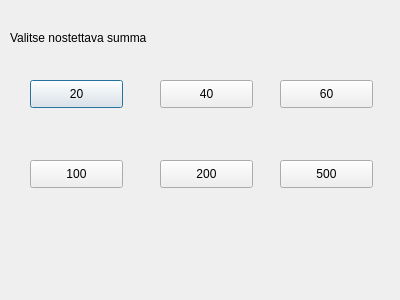
The window that bankautomat/nosto.ui (bank-2022/group9) describes before a commit, drawn with Qt 5.
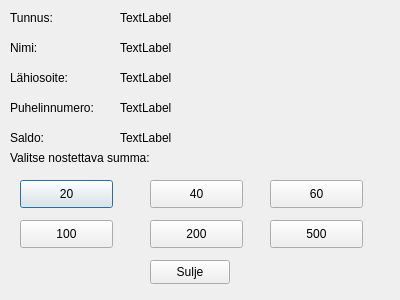
The same window after the commit.

The edit to the form file:
```diff
--- a/bankautomat/nosto.ui
+++ b/bankautomat/nosto.ui
@@ -17,20 +17,20 @@
    <property name="geometry">
     <rect>
      <x>10</x>
-     <y>30</y>
+     <y>150</y>
      <width>171</width>
      <height>16</height>
     </rect>
    </property>
    <property name="text">
-    <string>Valitse nostettava summa</string>
+    <string>Valitse nostettava summa:</string>
    </property>
   </widget>
   <widget class="QPushButton" name="btn20">
    <property name="geometry">
     <rect>
-     <x>30</x>
-     <y>80</y>
+     <x>20</x>
+     <y>180</y>
      <width>93</width>
      <height>28</height>
     </rect>
@@ -42,8 +42,8 @@
   <widget class="QPushButton" name="btn40">
    <property name="geometry">
     <rect>
-     <x>160</x>
-     <y>80</y>
+     <x>150</x>
+     <y>180</y>
      <width>93</width>
      <height>28</height>
     </rect>
@@ -55,8 +55,8 @@
   <widget class="QPushButton" name="btn60">
    <property name="geometry">
     <rect>
-     <x>280</x>
-     <y>80</y>
+     <x>270</x>
+     <y>180</y>
      <width>93</width>
      <height>28</height>
     </rect>
@@ -68,8 +68,8 @@
   <widget class="QPushButton" name="btn100">
    <property name="geometry">
     <rect>
-     <x>30</x>
-     <y>160</y>
+     <x>20</x>
+     <y>220</y>
      <width>93</width>
      <height>28</height>
     </rect>
@@ -81,8 +81,8 @@
   <widget class="QPushButton" name="btn200">
    <property name="geometry">
     <rect>
-     <x>160</x>
-     <y>160</y>
+     <x>150</x>
+     <y>220</y>
      <width>93</width>
      <height>28</height>
     </rect>
@@ -94,8 +94,8 @@
   <widget class="QPushButton" name="btn500">
    <property name="geometry">
     <rect>
-     <x>280</x>
-     <y>160</y>
+     <x>270</x>
+     <y>220</y>
      <width>93</width>
      <height>28</height>
     </rect>
@@ -104,6 +104,149 @@
     <string>500</string>
    </property>
   </widget>
+  <widget class="QPushButton" name="btnSulje">
+   <property name="geometry">
+    <rect>
+     <x>150</x>
+     <y>260</y>
+     <width>80</width>
+     <height>24</height>
+    </rect>
+   </property>
+   <property name="text">
+    <string>Sulje</string>
+   </property>
+  </widget>
+  <widget class="QLabel" name="labelOsoite">
+   <property name="geometry">
+    <rect>
+     <x>120</x>
+     <y>70</y>
+     <width>251</width>
+     <height>16</height>
+    </rect>
+   </property>
+   <property name="text">
+    <string>TextLabel</string>
+   </property>
+  </widget>
+  <widget class="QLabel" name="label_2">
+   <property name="geometry">
+    <rect>
+     <x>10</x>
+     <y>10</y>
+     <width>49</width>
+     <height>16</height>
+    </rect>
+   </property>
+   <property name="text">
+    <string>Tunnus:</string>
+   </property>
+  </widget>
+  <widget class="QLabel" name="label_5">
+   <property name="geometry">
+    <rect>
+     <x>10</x>
+     <y>130</y>
+     <width>91</width>
+     <height>16</height>
+    </rect>
+   </property>
+   <property name="text">
+    <string>Saldo:</string>
+   </property>
+  </widget>
+  <widget class="QLabel" name="labelPuhelin">
+   <property name="geometry">
+    <rect>
+     <x>120</x>
+     <y>100</y>
+     <width>251</width>
+     <height>16</height>
+    </rect>
+   </property>
+   <property name="text">
+    <string>TextLabel</string>
+   </property>
+  </widget>
+  <widget class="QLabel" name="labelNimi">
+   <property name="geometry">
+    <rect>
+     <x>120</x>
+     <y>40</y>
+     <width>251</width>
+     <height>16</height>
+    </rect>
+   </property>
+   <property name="text">
+    <string>TextLabel</string>
+   </property>
+  </widget>
+  <widget class="QLabel" name="labelTunnus">
+   <property name="geometry">
+    <rect>
+     <x>120</x>
+     <y>10</y>
+     <width>251</width>
+     <height>16</height>
+    </rect>
+   </property>
+   <property name="text">
+    <string>TextLabel</string>
+   </property>
+  </widget>
+  <widget class="QLabel" name="label_4">
+   <property name="geometry">
+    <rect>
+     <x>10</x>
+     <y>100</y>
+     <width>91</width>
+     <height>16</height>
+    </rect>
+   </property>
+   <property name="text">
+    <string>Puhelinnumero:</string>
+   </property>
+  </widget>
+  <widget class="QLabel" name="label_3">
+   <property name="geometry">
+    <rect>
+     <x>10</x>
+     <y>70</y>
+     <width>61</width>
+     <height>16</height>
+    </rect>
+   </property>
+   <property name="text">
+    <string>Lähiosoite:</string>
+   </property>
+  </widget>
+  <widget class="QLabel" name="labelSaldo">
+   <property name="geometry">
+    <rect>
+     <x>120</x>
+     <y>130</y>
+     <width>251</width>
+     <height>16</height>
+    </rect>
+   </property>
+   <property name="text">
+    <string>TextLabel</string>
+   </property>
+  </widget>
+  <widget class="QLabel" name="label_6">
+   <property name="geometry">
+    <rect>
+     <x>10</x>
+     <y>40</y>
+     <width>49</width>
+     <height>16</height>
+    </rect>
+   </property>
+   <property name="text">
+    <string>Nimi:</string>
+   </property>
+  </widget>
  </widget>
  <resources/>
  <connections/>
```
